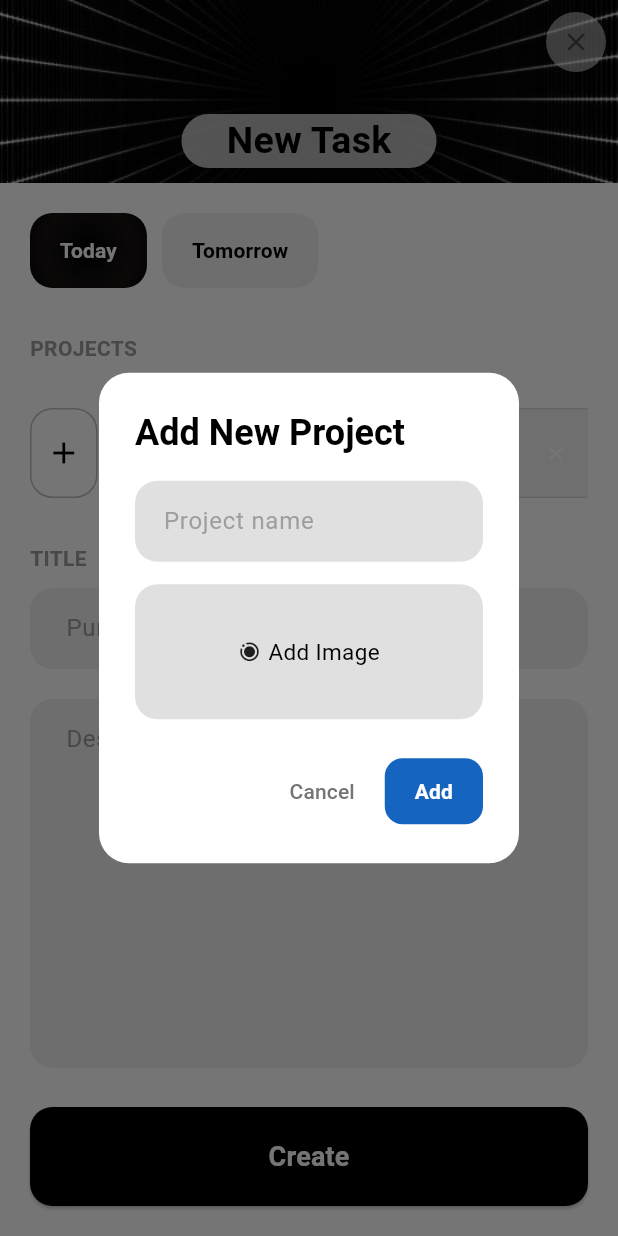
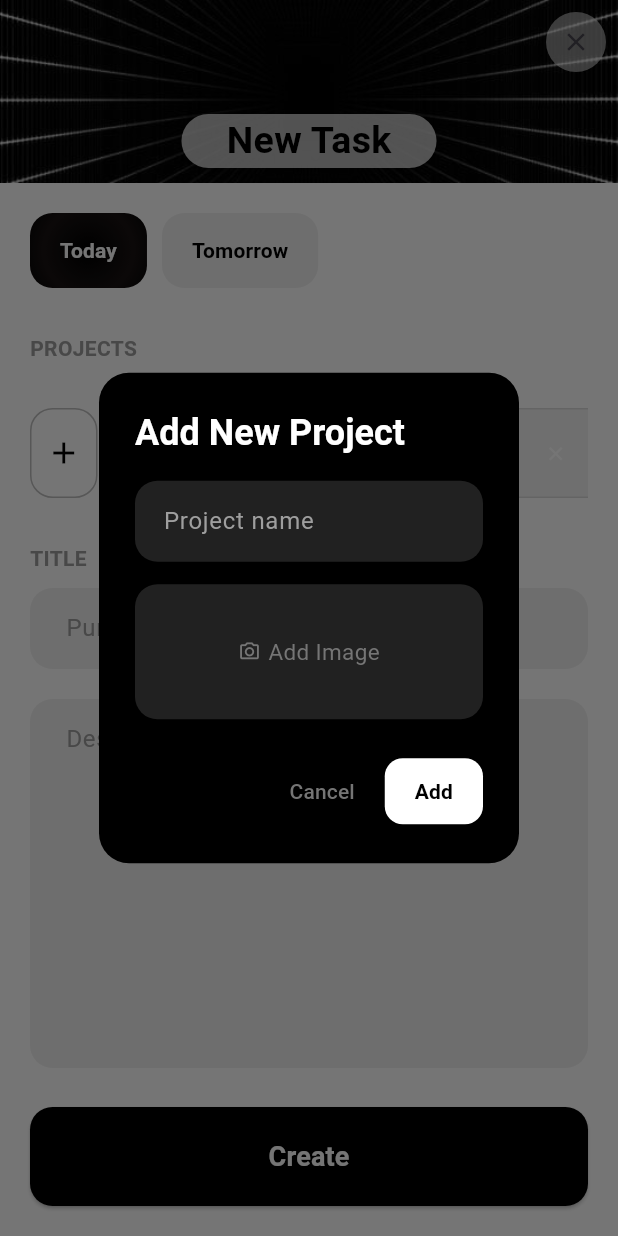
Before and after one commit to akash938/Task-, a Flutter app: the CreateTaskScreen screen opened directly, after a tap on the "add" icon, on a phone screen of 412 x 824 dp. Run offline on Flutter 3.47's test engine with Material 3 defaults, Android fonts, the phone set to English and light mode, and no system bars; our stand-ins replace image_picker, sqflite; accounts and stored records are empty.

Commit message:
UI improvments and bug fixed

```diff
--- a/lib/screens/createTaskScreen.dart
+++ b/lib/screens/createTaskScreen.dart
@@ -141,10 +141,10 @@ class _CreateTaskScreenState extends State<CreateTaskScreen> {
                 'Add New Project',
                 style: TextStyle(
                   fontWeight: FontWeight.bold,
-                  color: Colors.black,
+                  color: Colors.white,
                 ),
               ),
-              backgroundColor: Colors.white,
+              backgroundColor: Colors.black,
               shape: RoundedRectangleBorder(
                 borderRadius: BorderRadius.circular(20),
               ),
@@ -159,10 +159,11 @@ class _CreateTaskScreenState extends State<CreateTaskScreen> {
                       ),
                       child: TextFormField(
                         controller: projectController,
-                        cursorColor: Colors.black,
+                        cursorColor: Colors.white,
+                        style:  TextStyle(color: Colors.white),
                         decoration: InputDecoration(
                           filled: true,
-                          fillColor: Colors.grey.shade300,
+                          fillColor: Colors.grey.shade900,
                           hintText: 'Project name',
                           hintStyle: const TextStyle(color: Colors.grey),
                           border: OutlineInputBorder(
@@ -180,7 +181,7 @@ class _CreateTaskScreenState extends State<CreateTaskScreen> {
                         height: 90,
                         width: 150,
                         decoration: BoxDecoration(
-                          color: Colors.grey.shade300,
+                          color: Colors.grey.shade900,
                           borderRadius: BorderRadius.circular(15),
                           image: dialogImageFile != null
                               ? DecorationImage(
@@ -192,13 +193,13 @@ class _CreateTaskScreenState extends State<CreateTaskScreen> {
                         child: dialogImageFile == null
                             ? Row(
                                 mainAxisAlignment: MainAxisAlignment.center,
-                                children: const [
-                                  Icon(Icons.motion_photos_on, size: 15),
+                                children:  [
+                                  Icon(Icons.camera_alt_outlined,color: Colors.grey.shade600, size: 15),
                                   SizedBox(width: 5),
                                   Text(
                                     'Add Image',
                                     style: TextStyle(
-                                      color: Colors.black,
+                                      color: Colors.grey.shade600,
                                       fontSize: 15,
                                     ),
                                   ),
@@ -223,7 +224,7 @@ class _CreateTaskScreenState extends State<CreateTaskScreen> {
                 ),
                 ElevatedButton(
                   style: ElevatedButton.styleFrom(
-                    backgroundColor: Colors.blue.shade800,
+                    backgroundColor: Colors.white,
                     shape: RoundedRectangleBorder(
                       borderRadius: BorderRadius.circular(12),
                     ),
@@ -236,7 +237,7 @@ class _CreateTaskScreenState extends State<CreateTaskScreen> {
                   child: const Text(
                     'Add',
                     style: TextStyle(
-                      color: Colors.white,
+                      color: Colors.black,
                       fontWeight: FontWeight.bold,
                     ),
                   ),
```
Also changed, not shown: lib/screens/detailScreen.dart (+79 -39 lines).
